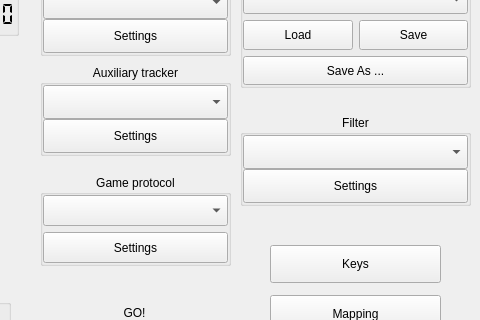
The window that facetracknoir/facetracknoir.ui (opentrack/opentrack) describes before a commit, drawn with Qt 5; both pictures show x 310 to 790 and y 95 to 415 of the 790 by 500 pixel window.
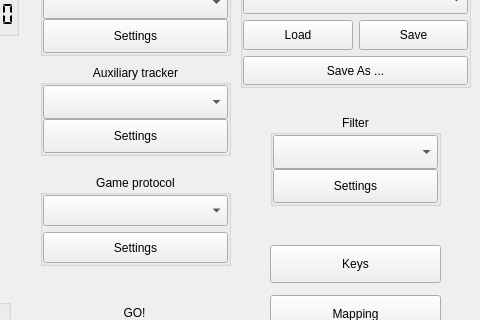
The same window after the commit. Icons and pictures are not drawn. Custom widgets are drawn as their Qt base class.

Commit message: resize filter groupbox

Diff of the .ui file:
```diff
--- a/facetracknoir/facetracknoir.ui
+++ b/facetracknoir/facetracknoir.ui
@@ -702,16 +702,16 @@
    <widget class="QGroupBox" name="groupFilter">
     <property name="geometry">
      <rect>
-      <x>550</x>
+      <x>580</x>
       <y>210</y>
-      <width>231</width>
+      <width>171</width>
       <height>91</height>
      </rect>
     </property>
     <property name="minimumSize">
      <size>
-      <width>180</width>
-      <height>80</height>
+      <width>0</width>
+      <height>0</height>
      </size>
     </property>
     <property name="maximumSize">
```
Left out of the diff: 3 changed lines with no effect on the pictures.
